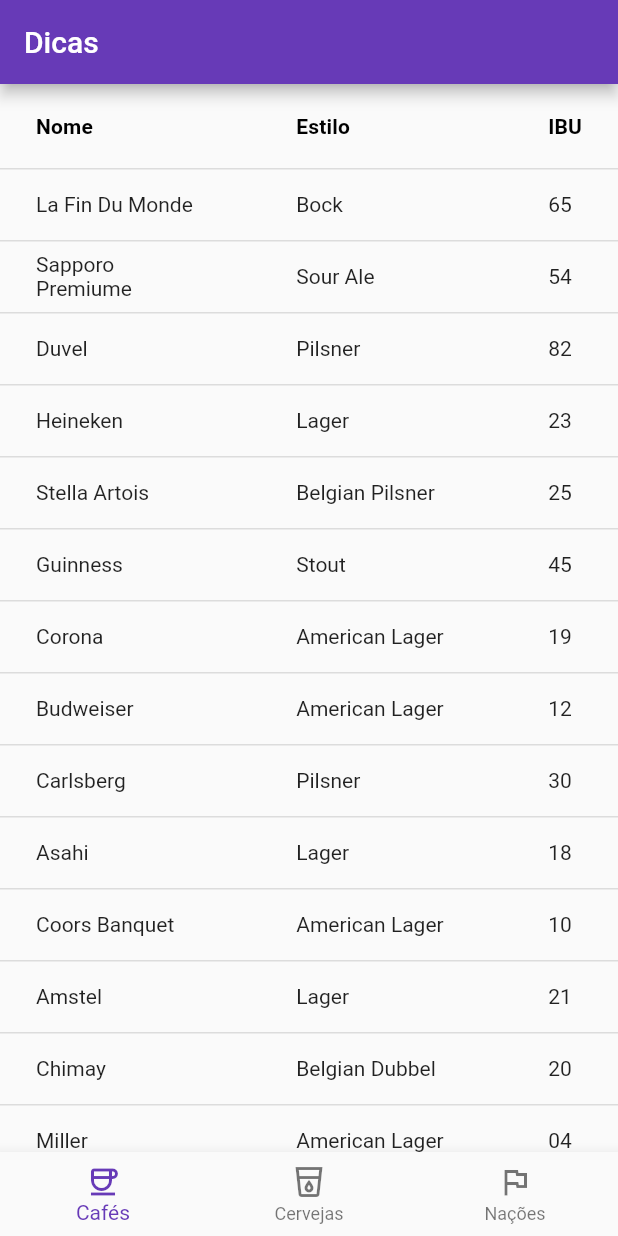
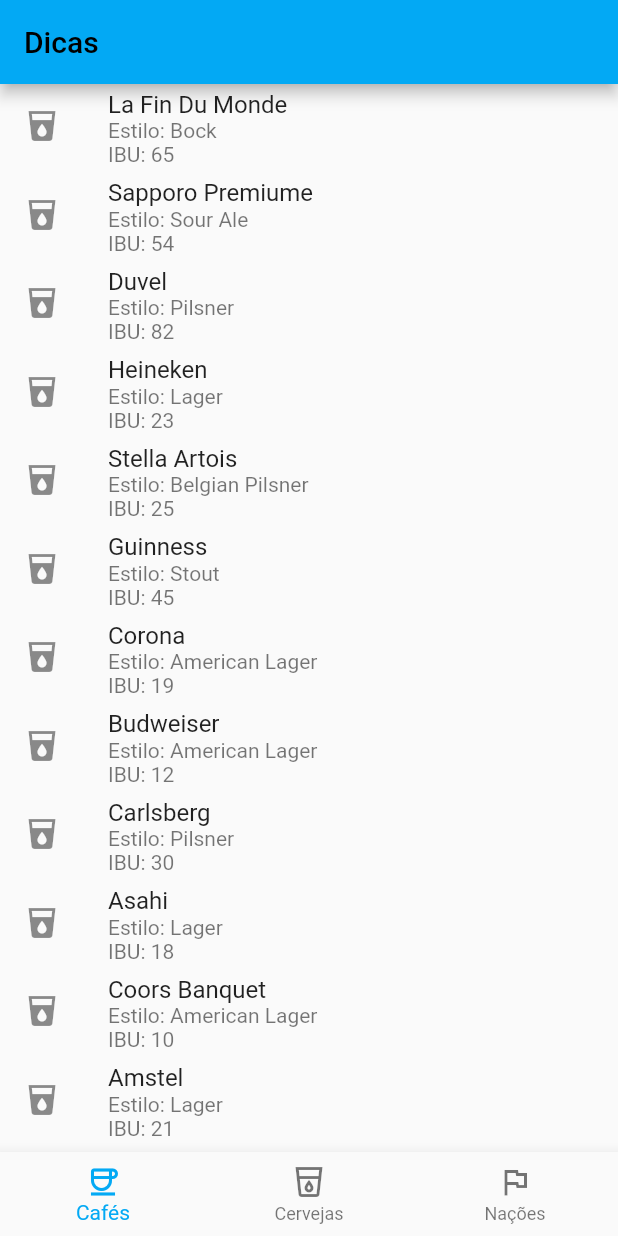
Before and after one commit to IsaKaillany/POO-Dart, a Flutter app: the screen it shows after launch, on a phone screen of 412 x 824 dp. Run offline on Flutter 3.47's test engine with Material 2 defaults, Android fonts, the phone set to English and light mode, and no system bars; our stand-ins replace transparent_image.

Commit message:
update Q2

```diff
--- a/receita_4/lib/main.dart
+++ b/receita_4/lib/main.dart
@@ -92,18 +92,19 @@
     @override
     Widget build(BuildContext context) {
         return MaterialApp(
-            theme: ThemeData(primarySwatch: Colors.deepPurple),
+            theme: ThemeData(primarySwatch: Colors.lightBlue),
             debugShowCheckedModeBanner: false,
             home: Scaffold(
                 appBar: AppBar(
                     title: const Text("Dicas"),
                 ),
                 body: Center(
-                    child:
-                        SingleChildScrollView(
-                            scrollDirection: Axis.vertical,
-                            child: DataBodyWidget(objects: dataObjects)
-                        )
+                    // child:
+                        // SingleChildScrollView(
+                            // scrollDirection: Axis.vertical,
+                            // child: DataBodyWidget(objects: dataObjects)
+                            child: MyTileWidget(objects: dataObjects)
+                        // )
                 ),
 
                 bottomNavigationBar: NewNavBar(),
@@ -166,28 +167,23 @@
 }
 
 class MyTileWidget extends StatelessWidget {
-    List<Map<String,dynamic>> objects;
-    MyTileWidget({this.objects = const []});
+    List<Map<String, String>> objects;
+    MyTileWidget( {this.objects = const [] });
 
     @override
     Widget build(BuildContext context) {
-        var columnNames = ["Nome", "Estilo", "IBU"],
-            propertyNames = ["name", "style", "ibu"];
-
-        return DataTable(
-            columns: columnNames.map(
-                (name) => DataColumn(
-                    label: Expanded(
-                        child: Text(name, style: TextStyle(fontWeight: FontWeight.bold))
-                    )
-                )
-            ).toList(),
-            rows: objects.map(
-                (obj) => DataRow(
-                    cells: propertyNames.map(
-                        (propName) => DataCell(Text(obj[propName]))
-                    ).toList()
-                )
-            ).toList());
+        return ListView.builder(
+            itemCount: objects.length,
+            itemBuilder: (context, index) {
+                final obj = objects[index];
+                return ListTile(
+                    // isThreeLine: true,
+                    title: Text(obj["name"]!),
+                    subtitle: Text('''Estilo: ${obj["style"]}
+IBU: ${obj["ibu"]}'''),
+                    leading: Icon(Icons.local_drink),
+                );
+            },
+        );
     }
 }
```
